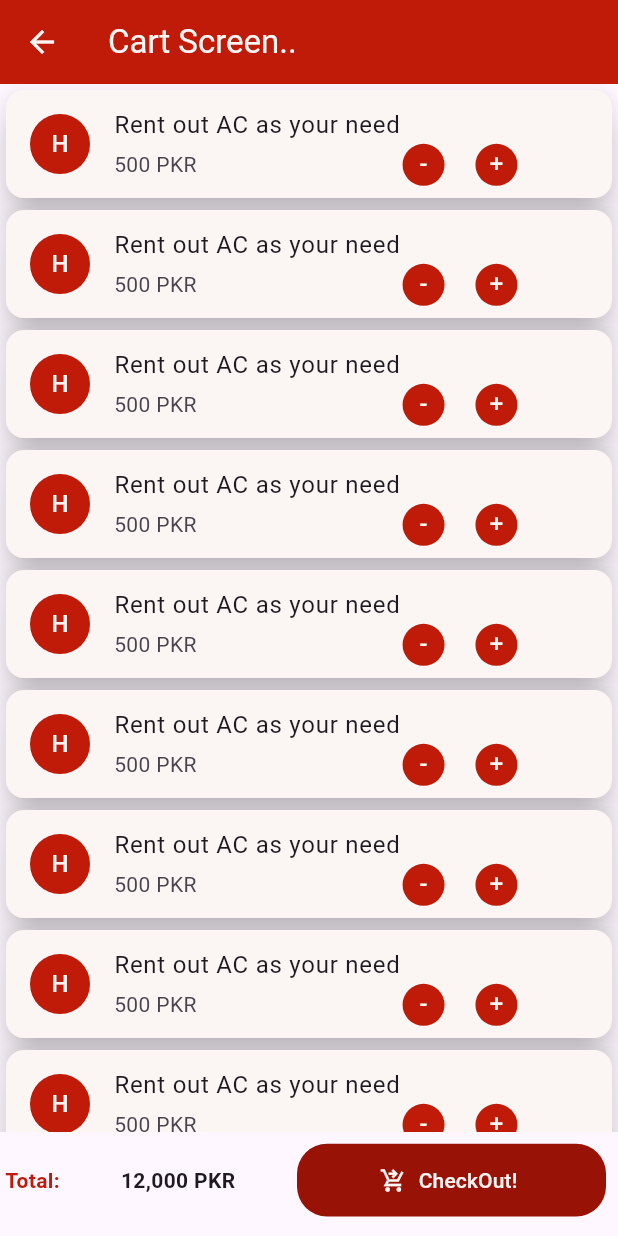
After one commit to hanzala5225/Electro-Rent, a Flutter app: the CartScreen screen opened directly, on a phone screen of 412 x 824 dp. The commit adds this screen. Run offline on Flutter 3.47's test engine with Material 3 defaults, Android fonts, the phone set to English and light mode, and no system bars; our stand-ins replace cached_network_image, carousel_slider, cloud_firestore, firebase_auth, firebase_core, firebase_messaging and 6 more; missing offline and left inert: dart:ffi, image_card; accounts and stored records are empty.

Commit message:
Made Cart Screen of Products!

```diff
--- /dev/null
+++ b/lib/screens/user_panel/Cart-Screen.dart
@@ -0,0 +1,111 @@
+import 'package:electro_rent/utils/app_constant.dart';
+import 'package:flutter/material.dart';
+import 'package:get/get.dart';
+
+class CartScreen extends StatefulWidget {
+  const CartScreen({super.key});
+
+  @override
+  State<CartScreen> createState() => _CartScreenState();
+}
+
+class _CartScreenState extends State<CartScreen> {
+  @override
+  Widget build(BuildContext context) {
+    return Scaffold(
+      appBar: AppBar(
+        backgroundColor: AppConstant.appMainColor,
+        iconTheme: IconThemeData(color: AppConstant.appTextColor),
+      title: Text('Cart Screen..',
+        style: TextStyle(color: AppConstant.appTextColor),
+      ),
+    ),
+      body: Container(
+        child: ListView.builder(
+          itemCount: 15,
+          shrinkWrap: true,
+          physics: BouncingScrollPhysics(),
+          itemBuilder: (context,index){
+            return Card(
+              elevation: 10,
+              color: AppConstant.appTextColor,
+              child: ListTile(
+                leading: CircleAvatar(
+                  backgroundColor: AppConstant.appMainColor,
+                  child: Text("H",
+                  style: TextStyle(
+                      color: AppConstant.appTextColor),
+                ),
+                ),
+                title: Text("Rent out AC as your need"),
+                subtitle: Row(
+                  mainAxisAlignment: MainAxisAlignment.start,
+                children: [
+                  Text("500 PKR"),
+                  SizedBox(width: Get.width / 3.0,),
+                  CircleAvatar(
+                    radius: 14.0,
+                    backgroundColor: AppConstant.appMainColor,
+                    child: Text("-",
+                    style: TextStyle(
+                        color: AppConstant.appTextColor),
+                  ),
+
+                  ),
+                  SizedBox(width: Get.width / 20.0,),
+                  CircleAvatar(
+                    radius: 14.0,
+                    backgroundColor: AppConstant.appMainColor,
+                    child: Text("+",
+                      style: TextStyle(
+                          color: AppConstant.appTextColor),
+                    ),
+                  ),
+                ],
+                ),
+              ),
+            );
+          },
+        ),
+      ),
+      bottomNavigationBar: Container(
+        margin: EdgeInsets.only(bottom: 5.0),
+        child: Row(
+          mainAxisAlignment: MainAxisAlignment.spaceBetween,
+          children: [
+            Text(" Total: ",
+              style: TextStyle(fontWeight: FontWeight.bold,
+                color: AppConstant.appMainColor),
+            ),
+            Text(" 12,000 PKR",
+            style: TextStyle(fontWeight: FontWeight.bold),),
+            Padding(
+              padding: const EdgeInsets.all(8.0),
+              child: Material(
+                child: Container(
+                  width: Get.width / 2.0,
+                  height: Get.height / 17,
+                  decoration: BoxDecoration(
+                    color: AppConstant.appSecondaryColor,
+                    borderRadius: BorderRadius.circular(20.0),
+                  ),
+                  child: TextButton.icon(
+                    icon: Icon(
+                      Icons.shopping_cart_checkout_sharp,
+                      color: AppConstant.appTextColor,
+                    ),
+                    label: Text('CheckOut!',
+                      style: TextStyle(
+                          color: AppConstant.appTextColor),
+                    ),
+                    onPressed: () { },
+                  ),
+                ),
+              ),
+            )
+          ],
+      ),
+      ),
+    );
+  }
+}
--- a/lib/screens/user_panel/Products-Detail-Screen.dart
+++ b/lib/screens/user_panel/Products-Detail-Screen.dart
@@ -169,6 +169,7 @@ class _ProductDetailsScreenState extends State<ProductDetailsScreen> {
                           mainAxisAlignment: MainAxisAlignment.center,
                           children: [
                             Material(
+                              borderRadius: BorderRadius.circular(20.0),
                               child: Container(
                                 width: Get.width / 2.8,
                                 height: Get.height / 16,
@@ -196,6 +197,7 @@ class _ProductDetailsScreenState extends State<ProductDetailsScreen> {
 
                             //whatsapp Button
                             Material(
+                              borderRadius: BorderRadius.circular(20.0),
                               child: Container(
                                 width: Get.width / 2.8,
                                 height: Get.height / 16,
--- a/lib/screens/user_panel/main_screen.dart
+++ b/lib/screens/user_panel/main_screen.dart
@@ -1,9 +1,11 @@
 import 'package:electro_rent/screens/user_panel/All-Categories-Screen.dart';
 import 'package:electro_rent/screens/user_panel/All-Flash-Sale-Products-Screen.dart';
+import 'package:electro_rent/screens/user_panel/Cart-Screen.dart';
 import 'package:electro_rent/utils/app_constant.dart';
 import 'package:electro_rent/widgets/Banners.dart';
 import 'package:electro_rent/widgets/Custom_Drawer.dart';
 import 'package:electro_rent/widgets/Heading-Widget.dart';
+import 'package:flutter/cupertino.dart';
 import 'package:flutter/material.dart';
 import 'package:get/get.dart';
 import '../../widgets/All-Products-Widget.dart';
@@ -22,6 +24,15 @@ class MainScreen extends StatelessWidget {
         backgroundColor: AppConstant.appMainColor,
         title: Text(AppConstant.appMainName, style: const TextStyle(color: AppConstant.appTextColor),),
         centerTitle: true,
+        actions: [
+          GestureDetector(
+            onTap: () => Get.to(() => CartScreen()),
+            child: Padding(
+              padding: const EdgeInsets.all(8.0),
+              child: Icon(Icons.shopping_cart),
+            ),
+          ),
+        ],
       ),
 
       // calling Drawer Widget
```
